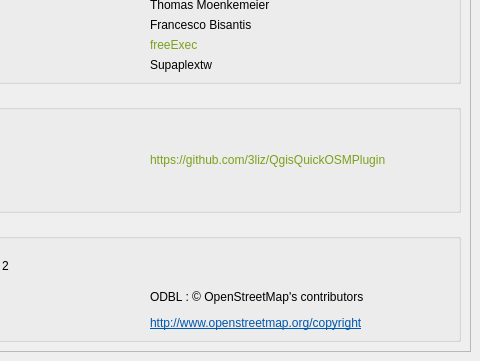
Above: ui/main_window.ui from 3liz/QuickOSM before the change; both pictures show x 340 to 820 and y 259 to 620 of the 820 by 620 pixel window. Below: the same form after it.
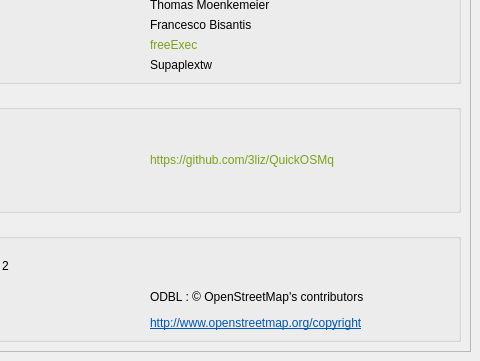
That is the form after the change. The open tabs and pages were chosen to show the change. Custom widgets are drawn as their Qt base class.

Commit message: update link to github repo

The edit to the form file:
```diff
--- a/ui/main_window.ui
+++ b/ui/main_window.ui
@@ -485,7 +485,7 @@
                   <item row="0" column="1">
                    <widget class="QLabel" name="label_20">
                     <property name="text">
-                     <string notr="true">&lt;a href=&quot;https://github.com/3liz/QgisQuickOSMPlugin&quot; style=&quot;color:#7BA11A;text-decoration:none;&quot;&gt;https://github.com/3liz/QgisQuickOSMPlugin&lt;/a&gt;</string>
+                     <string notr="true">&lt;a href=&quot;https://github.com/3liz/QuickOSM&quot; style=&quot;color:#7BA11A;text-decoration:none;&quot;&gt;https://github.com/3liz/QuickOSMq&lt;/a&gt;</string>
                     </property>
                     <property name="openExternalLinks">
                      <bool>true</bool>
```
